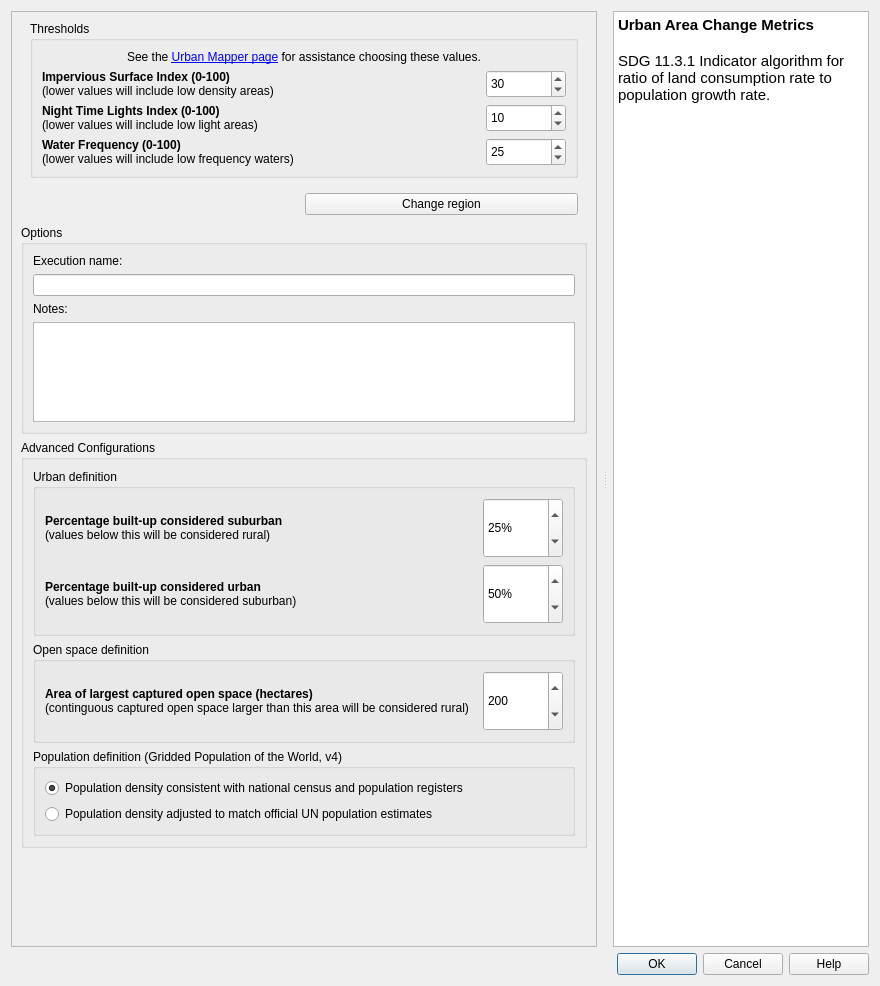
ConservationInternational/trends.earth, file LDMP/gui/DlgCalculateUrbanData.ui: the form before one commit.
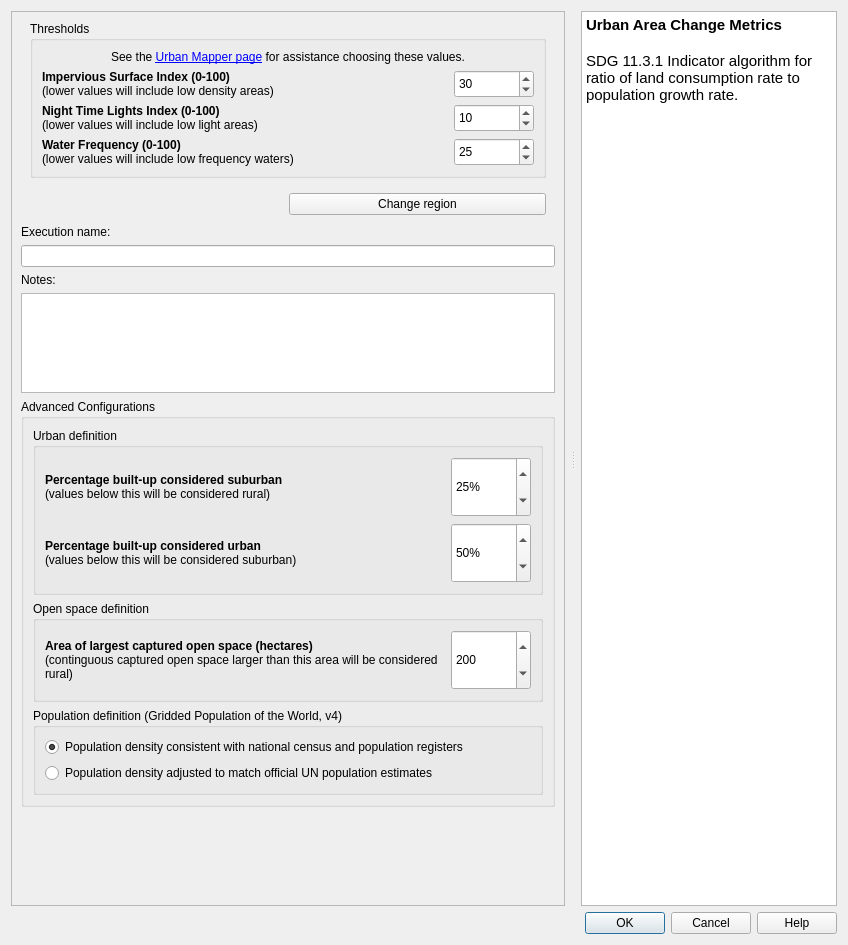
The form after the commit. Custom widgets are drawn as their Qt base class.

Commit message: using only one group box on all algorithms execution dialogs

Patch:
```diff
--- a/LDMP/gui/DlgCalculateUrbanData.ui
+++ b/LDMP/gui/DlgCalculateUrbanData.ui
@@ -6,8 +6,8 @@
    <rect>
     <x>0</x>
     <y>0</y>
-    <width>880</width>
-    <height>916</height>
+    <width>848</width>
+    <height>941</height>
    </rect>
   </property>
   <property name="sizePolicy">
@@ -242,15 +242,6 @@
         </layout>
        </item>
        <item>
-        <widget class="QgsCollapsibleGroupBox" name="options_group">
-         <property name="title">
-          <string>Options</string>
-         </property>
-         <property name="collapsed">
-          <bool>true</bool>
-         </property>
-         <layout class="QVBoxLayout" name="verticalLayout_5">
-          <item>
            <widget class="QLabel" name="execution_name_la">
             <property name="text">
              <string>Execution name:</string>
@@ -287,9 +278,6 @@
               <height>100</height>
              </size>
             </property>
-           </widget>
-          </item>
-         </layout>
         </widget>
        </item>
        <item>
```
Lines whose indentation alone changed are shown as unchanged. The commit also changes 11 other files.
